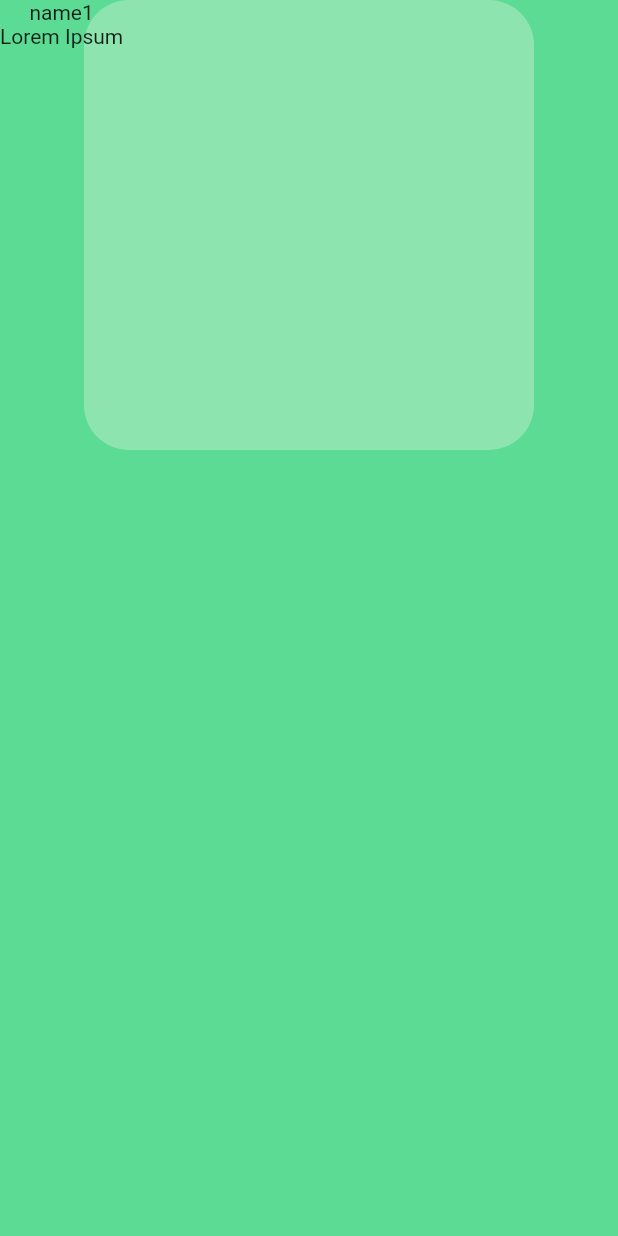
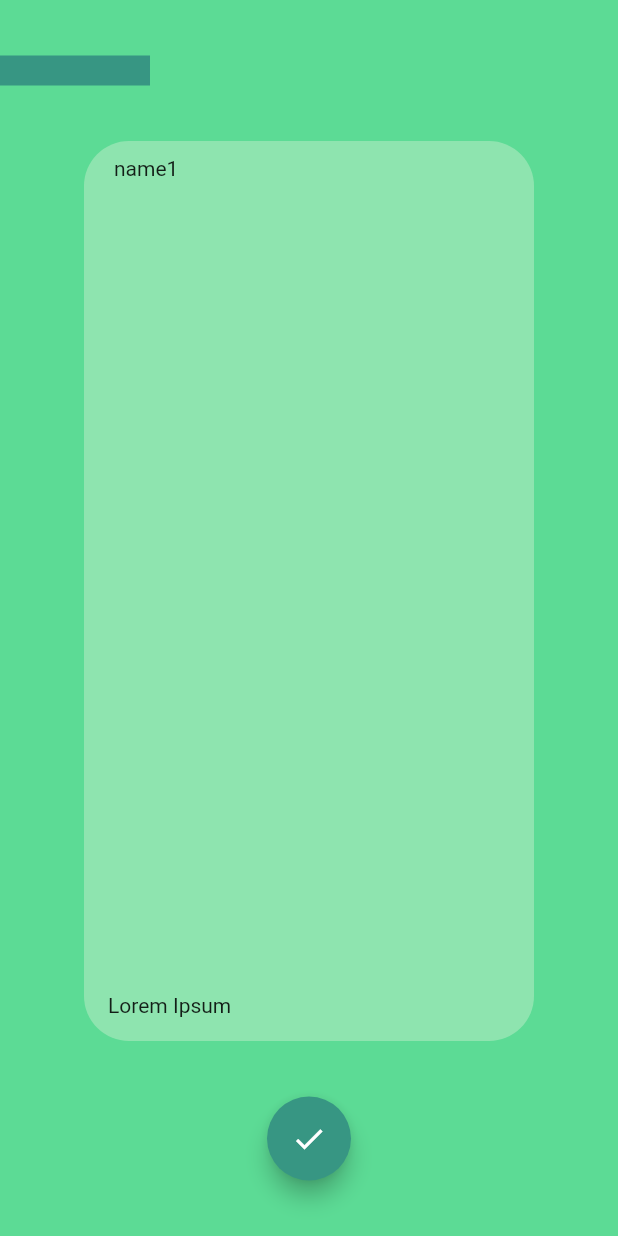
Before and after one commit to Tralius/Hackatum21, a Flutter app: the TaskEntry widget shown alone on an empty page, opened directly, on a phone screen of 412 x 824 dp. Run offline on Flutter 3.47's test engine with Material 2 defaults, Android fonts, the phone set to English and light mode, and no system bars; our stand-ins replace firebase_core; accounts and stored records are empty; Roboto replaces fonts that are missing (Mogra).

Commit message:
updated Tasks

```diff
--- a/collapseguide/lib/main.dart
+++ b/collapseguide/lib/main.dart
@@ -17,7 +17,7 @@ class MyApp extends StatelessWidget {
         title: 'HackaTum21',
         theme: ThemeData(fontFamily: 'Mogra'),
         home: Scaffold(
-          body: TaskPage(),
+          body: Guides(),
         ));
   }
 }
@@ -121,12 +121,21 @@ class GuideEntry extends StatelessWidget {
                 Column(
                   mainAxisAlignment: MainAxisAlignment.spaceBetween,
                   children: [
-                    Text(this.name),
-                    Column(
+                    Align(
+                      alignment: Alignment.topLeft,
+                      child: Padding(
+                        padding: EdgeInsets.only(left: 10, top: 10),
+                        child: Text(this.name),
+                      ),
+                    ),
+                    Padding(
+                      padding: EdgeInsets.only(bottom: 10),
+                      child: Column(
                         children: [
                           Center(child: Text('Explore')),
                           Icon(Icons.arrow_downward)
                         ],
+                      ),
                     )
                   ],
                 )
@@ -171,30 +180,55 @@ class TaskEntry extends StatelessWidget {
   Widget build(BuildContext context) {
     return Container(
       color: colors.nature3,
-        child: Column(
-          children: [
-            Container(),
-            Stack(
-              children: [
+      child:
+          Column(mainAxisAlignment: MainAxisAlignment.spaceEvenly, children: [
+        Align(
+          alignment: Alignment.topLeft,
+          child: Container(
+            color: colors.nature2,
+            width: 100,
+            height: 20,
+          ),
+        ),
         Center(
           child: ClipRRect(
             borderRadius: BorderRadius.circular(30.0),
             child: Container(
+              constraints: BoxConstraints(minHeight: 600, maxWidth: 300),
               color: colors.nature4,
-                        constraints:
-                            BoxConstraints(maxHeight: 300.0, maxWidth: 300.0),
-                        alignment: AlignmentDirectional(0.0, 0.0),
+              child: Column(
+                mainAxisAlignment: MainAxisAlignment.spaceBetween,
+                children: [
+                  Align(
+                    alignment: Alignment.topLeft,
+                    child: Padding(
+                        padding: EdgeInsets.only(left: 20, top: 10),
+                        child: Text(
+                          this.name,
+                          textAlign: TextAlign.left,
                         )),
                   ),
-                Column(
-                  mainAxisAlignment: MainAxisAlignment.spaceBetween,
-                  children: [Text(this.name), Text(this.text)],
+                  Align(
+                    alignment: Alignment.centerLeft,
+                    child: Padding(
+                        padding: EdgeInsets.only(left: 16, bottom: 16),
+                        child: Text(this.text)),
                   )
                 ],
               ),
-            Container()
-          ],
-        ));
+            ),
+          ),
+        ),
+        Align(
+          alignment: Alignment.bottomCenter,
+          child: FloatingActionButton(
+            onPressed: () {},
+            backgroundColor: colors.nature2,
+            child: Icon(Icons.done),
+          ),
+        )
+      ]),
+    );
   }
 }
 
```
Lines whose indentation alone changed are shown as unchanged.
